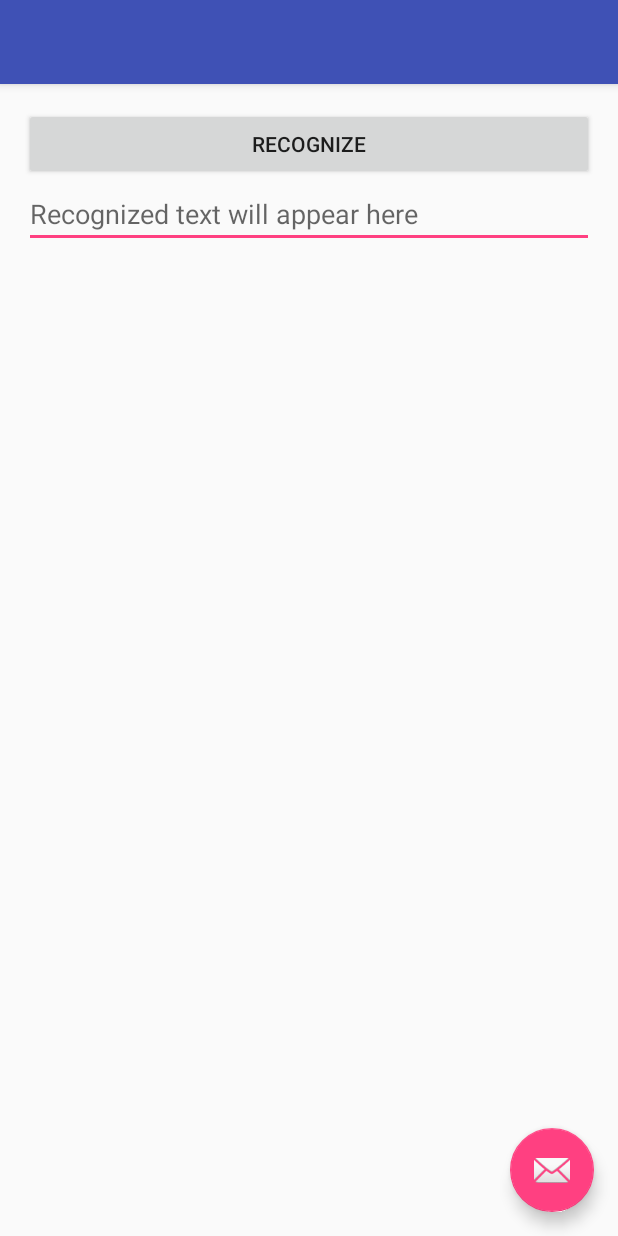
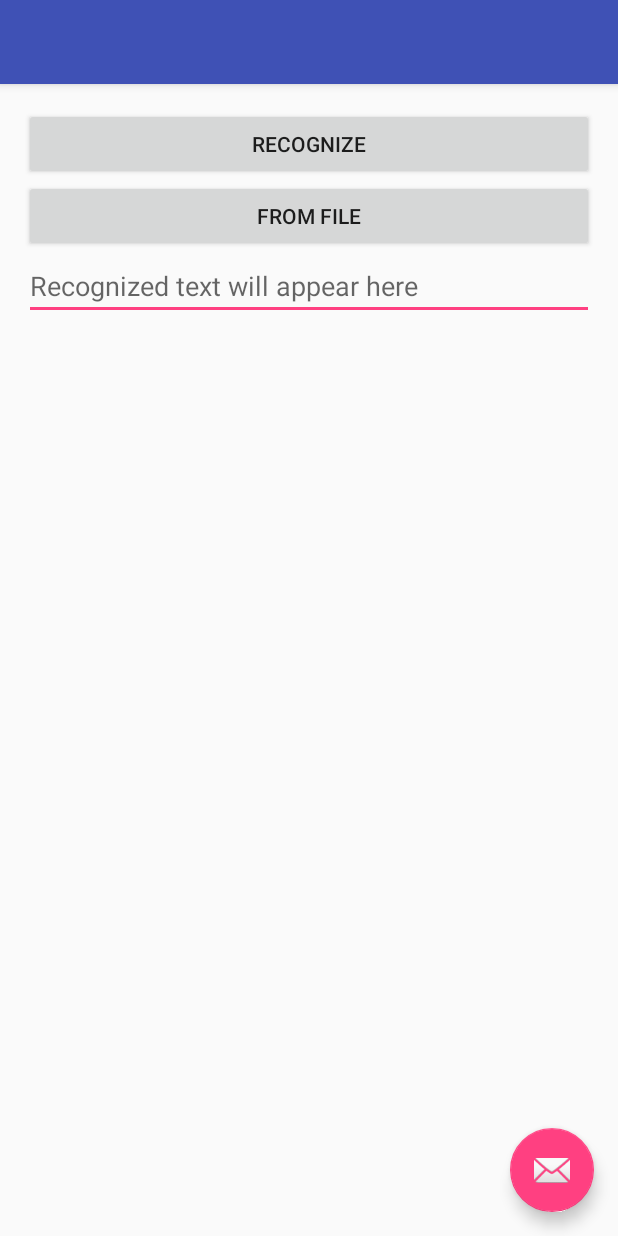
Before and after one commit to Anet93/tesseract-photo-recognition, an Android app: the screen it shows after launch (StartActivity), on a phone screen of 412 x 824 dp. Run offline under Robolectric (Android 15) with nearby library versions, the phone set to English and light mode, and no system bars; our stand-ins replace ButterKnife; libraries missing offline, so code that uses them is left out: com.googlecode.tesseract; 3 statements that could not run were skipped.

Commit message:
Add "RecognizeFromFile" button.

```diff
--- a/app/src/main/res/layout/content_start.xml
+++ b/app/src/main/res/layout/content_start.xml
@@ -21,9 +21,16 @@
         android:layout_height="wrap_content"
         android:text="@string/recognizeButtonText" />
 
+    <Button
+        android:id="@+id/recognizeFromFileButton"
+        android:layout_width="match_parent"
+        android:layout_height="wrap_content"
+        android:text="@string/recognizeFromFileButtonText"/>
+
     <EditText
         android:id="@+id/recognizedTextField"
         android:layout_width="match_parent"
         android:layout_height="wrap_content"
         android:hint="@string/text_hint" />
+
 </LinearLayout>
--- a/app/src/main/res/values/strings.xml
+++ b/app/src/main/res/values/strings.xml
@@ -2,5 +2,6 @@
     <string name="app_name">Tessaract Test App</string>
     <string name="action_settings">Settings</string>
     <string name="recognizeButtonText">Recognize</string>
+    <string name="recognizeFromFileButtonText">From file</string>
     <string name="text_hint">Recognized text will appear here</string>
 </resources>
```
Also changed, not shown: app/src/main/java/ua/com/mostivskyi/vitalii/tessaracttestapp/activities/StartActivity.java (+9 -0 lines).
